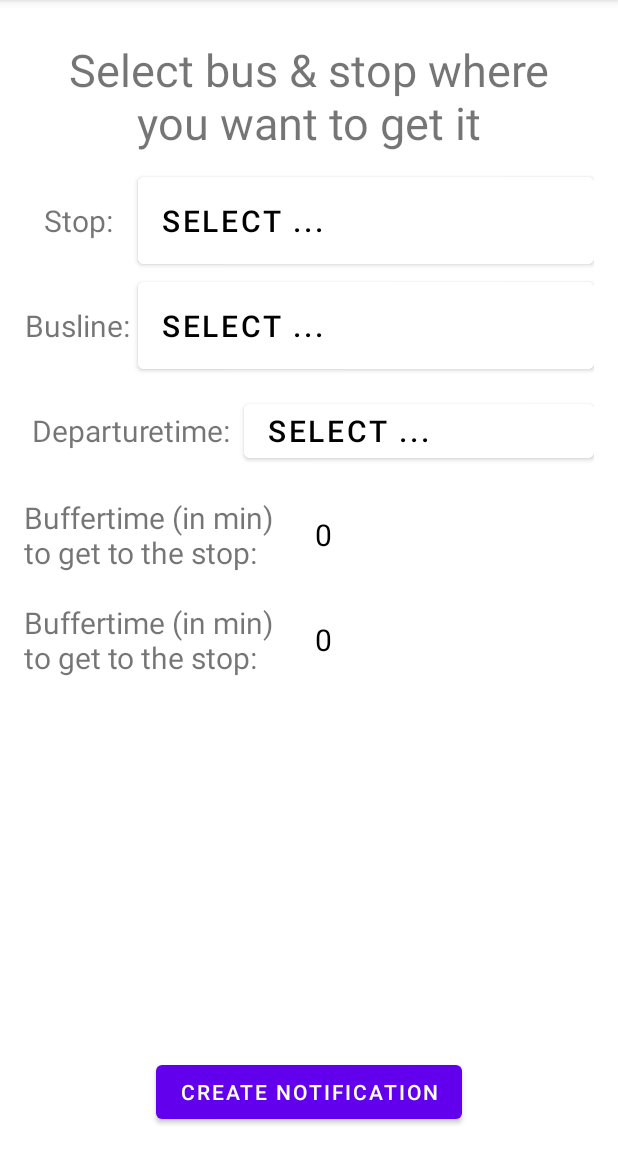
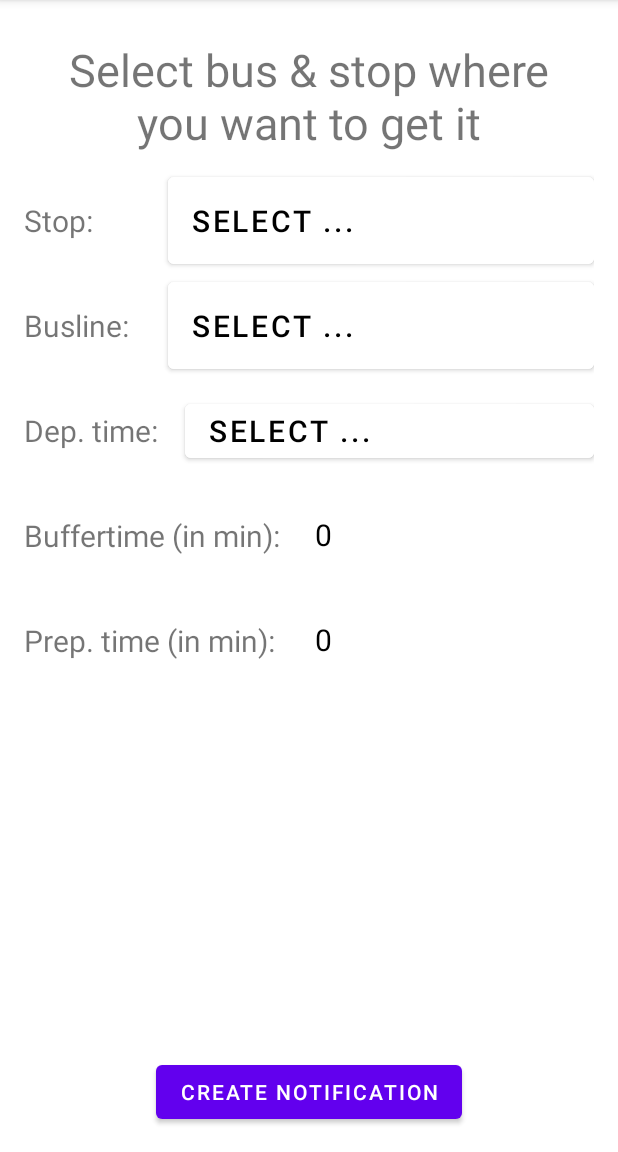
Before and after one commit to Xgamer427/BusyBee, an Android app: the screen it shows after launch (MainActivity), on a phone screen of 412 x 824 dp, the part 84-1236 px from its top. Run offline under Robolectric (Android 15) with nearby library versions, the phone set to English and light mode, and no system bars.

Commit message:
Force white mode because darkmode is looking bad and change selectionpage ui a little so its easier and better on different devices

```diff
--- a/app/src/main/java/com/example/myapplication/MainActivity.kt
+++ b/app/src/main/java/com/example/myapplication/MainActivity.kt
@@ -12,6 +12,7 @@ import com.example.myapplication.data.JsonToSaveForPersistance
 import com.google.android.material.navigation.NavigationView
 import com.google.gson.Gson
 import androidx.appcompat.app.AppCompatActivity
+import androidx.appcompat.app.AppCompatDelegate
 import com.example.myapplication.data.BusTrackerViewModel
 import com.example.myapplication.notification.NotificationService
 import com.example.myapplication.notification.NotificationThread
@@ -32,6 +33,7 @@ class MainActivity : AppCompatActivity() {
     override fun onCreate(savedInstanceState: Bundle?) {
         super.onCreate(savedInstanceState)
         setContentView(R.layout.activity_main)
+        AppCompatDelegate.setDefaultNightMode(AppCompatDelegate.MODE_NIGHT_NO);
 
         notificationThread.start()
         //For the Hamburger-Icon
--- a/app/src/main/res/layout/fragment_selection_page.xml
+++ b/app/src/main/res/layout/fragment_selection_page.xml
@@ -31,7 +31,7 @@
             android:id="@+id/tvStopSelection"
             android:layout_width="60dp"
             android:layout_height="match_parent"
-            android:gravity="center"
+            android:gravity="left|center"
             android:text="Stop: "
             android:textSize="20sp"
             android:layout_weight="1" />
@@ -45,7 +45,7 @@
             android:backgroundTint="@color/white"
             android:text="Select"
             android:textSize="20sp"
-            android:layout_weight="10" />
+            android:layout_weight="4" />
 
 
     </LinearLayout>
@@ -62,7 +62,7 @@
             android:id="@+id/tvBusSelection"
             android:layout_width="60dp"
             android:layout_height="match_parent"
-            android:gravity="center"
+            android:gravity="left|center"
             android:text="Busline: "
             android:textSize="20sp"
             android:layout_weight="1" />
@@ -76,7 +76,7 @@
             android:backgroundTint="@color/white"
             android:text="Select"
             android:textSize="20sp"
-            android:layout_weight="10" />
+            android:layout_weight="4" />
 
 
     </LinearLayout>
@@ -92,8 +92,8 @@
             android:id="@+id/tvDeparturetimeSelection"
             android:layout_width="wrap_content"
             android:layout_height="match_parent"
-            android:gravity="center"
-            android:text="Departuretime: "
+            android:gravity="left|center"
+            android:text="Dep. time: "
             android:textSize="20sp"
             android:layout_weight="1" />
 
@@ -124,7 +124,7 @@
             android:layout_height="match_parent"
             android:layout_weight="2"
             android:gravity="center|left"
-            android:text="Buffertime (in min) \nto get to the stop: "
+            android:text="Buffertime (in min): "
             android:textSize="20sp" />
 
         <EditText
@@ -156,7 +156,7 @@
             android:layout_height="match_parent"
             android:layout_weight="2"
             android:gravity="center|left"
-            android:text="Buffertime (in min) \nto get to the stop: "
+            android:text="Prep. time (in min):"
             android:textSize="20sp" />
 
         <EditText
```
